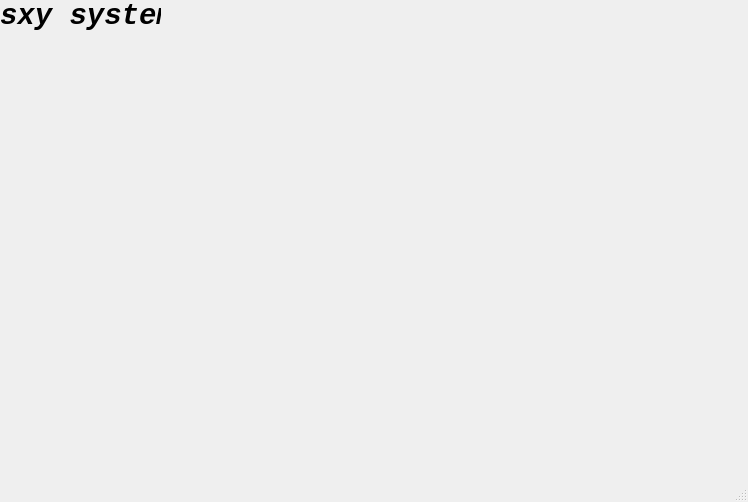
Old version of the form system/UImain.ui in the repository sxy2011/python.
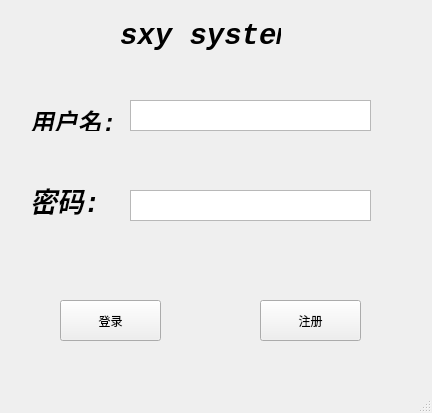
New version of the form.

What changed in the file:
```diff
--- a/system/UImain.ui
+++ b/system/UImain.ui
@@ -6,19 +6,64 @@
             <rect>
                 <x>0</x>
                 <y>0</y>
-                <width>748</width>
-                <height>502</height>
+                <width>432</width>
+                <height>413</height>
             </rect>
         </property>
         <property name="windowTitle">
             <string>MainWindow</string>
         </property>
         <widget class="QWidget" name="centralwidget">
+            <widget class="QLabel" name="label_3">
+                <property name="geometry">
+                    <rect>
+                        <x>30</x>
+                        <y>110</y>
+                        <width>101</width>
+                        <height>21</height>
+                    </rect>
+                </property>
+                <property name="font">
+                    <font>
+                        <family>Consolas</family>
+                        <pointsize>18</pointsize>
+                        <weight>75</weight>
+                        <italic>true</italic>
+                        <bold>true</bold>
+                    </font>
+                </property>
+                <property name="text">
+                    <string>用户名:</string>
+                </property>
+            </widget>
+            <widget class="QTextEdit" name="textEdit_2">
+                <property name="geometry">
+                    <rect>
+                        <x>130</x>
+                        <y>190</y>
+                        <width>241</width>
+                        <height>31</height>
+                    </rect>
+                </property>
+            </widget>
+            <widget class="QPushButton" name="pushButton">
+                <property name="geometry">
+                    <rect>
+                        <x>60</x>
+                        <y>300</y>
+                        <width>101</width>
+                        <height>41</height>
+                    </rect>
+                </property>
+                <property name="text">
+                    <string>登录</string>
+                </property>
+            </widget>
             <widget class="QLabel" name="label">
                 <property name="geometry">
                     <rect>
-                        <x>0</x>
-                        <y>0</y>
+                        <x>120</x>
+                        <y>20</y>
                         <width>161</width>
                         <height>31</height>
                     </rect>
@@ -36,6 +81,51 @@
                     <string>sxy system</string>
                 </property>
             </widget>
+            <widget class="QPushButton" name="pushButton_2">
+                <property name="geometry">
+                    <rect>
+                        <x>260</x>
+                        <y>300</y>
+                        <width>101</width>
+                        <height>41</height>
+                    </rect>
+                </property>
+                <property name="text">
+                    <string>注册</string>
+                </property>
+            </widget>
+            <widget class="QLabel" name="label_2">
+                <property name="geometry">
+                    <rect>
+                        <x>30</x>
+                        <y>180</y>
+                        <width>101</width>
+                        <height>41</height>
+                    </rect>
+                </property>
+                <property name="font">
+                    <font>
+                        <family>Consolas</family>
+                        <pointsize>20</pointsize>
+                        <weight>75</weight>
+                        <italic>true</italic>
+                        <bold>true</bold>
+                    </font>
+                </property>
+                <property name="text">
+                    <string>密码:</string>
+                </property>
+            </widget>
+            <widget class="QTextEdit" name="textEdit">
+                <property name="geometry">
+                    <rect>
+                        <x>130</x>
+                        <y>100</y>
+                        <width>241</width>
+                        <height>31</height>
+                    </rect>
+                </property>
+            </widget>
         </widget>
         <widget class="QMenuBar" name="menubar">
             <property name="geometry">
```
Left out of the diff: 2 changed lines with no effect on the pictures.
